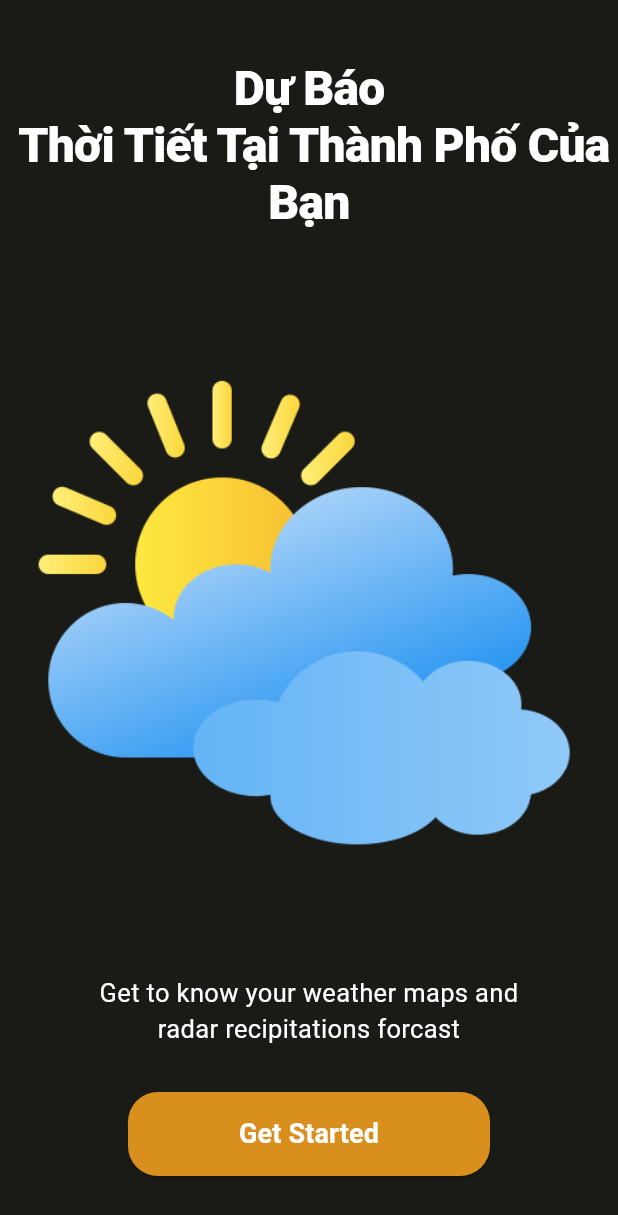
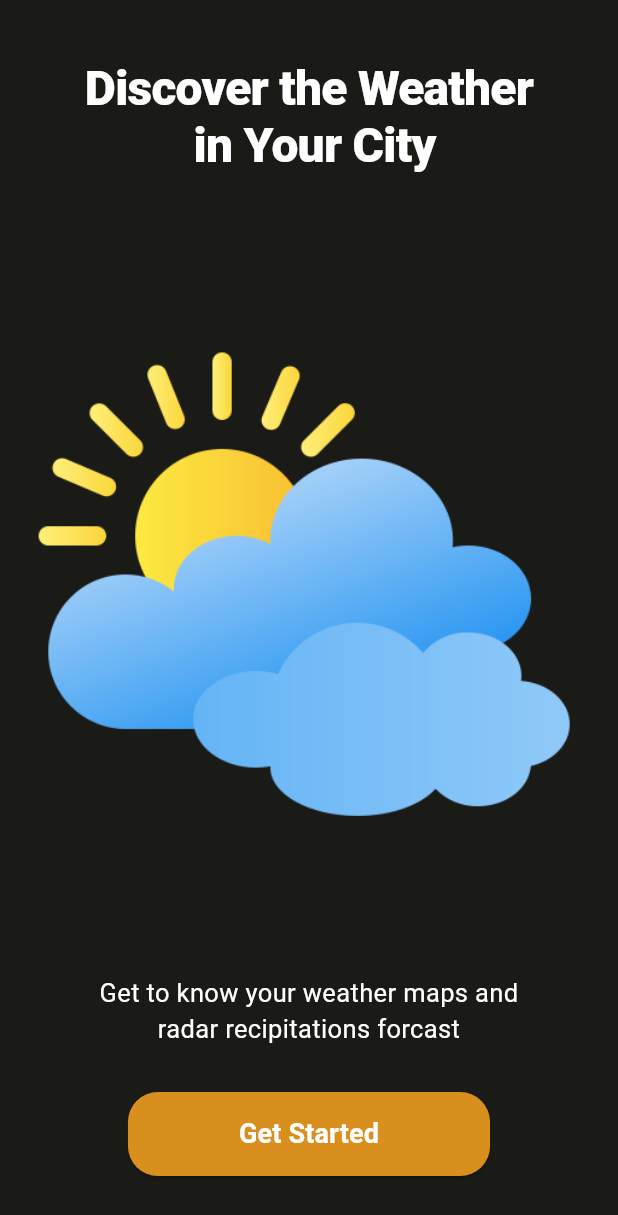
Before and after one commit to VoTanThinh12/weather_app_v2, a Flutter app: the SplashScreen screen opened directly, on a phone screen of 412 x 824 dp. Shown: the top 1215 px of the screen. Run offline on Flutter 3.47's test engine with Material 3 defaults, Android fonts, the phone set to English and light mode, and no system bars; our stand-ins replace fl_chart, flutter_riverpod; network calls fail.

Commit message:
fix tieng viet

```diff
--- a/lib/View/splash_screen.dart
+++ b/lib/View/splash_screen.dart
@@ -43,7 +43,7 @@ class _SplashScreenState extends State<SplashScreen> {
             children: [
               Center(
                 child: Text(
-                  "Dự Báo \n Thời Tiết Tại Thành Phố Của Bạn ",
+                  "Discover the Weather\n in Your City ",
                   textAlign: TextAlign.center,
                   style: TextStyle(
                     fontSize: 32,
```
